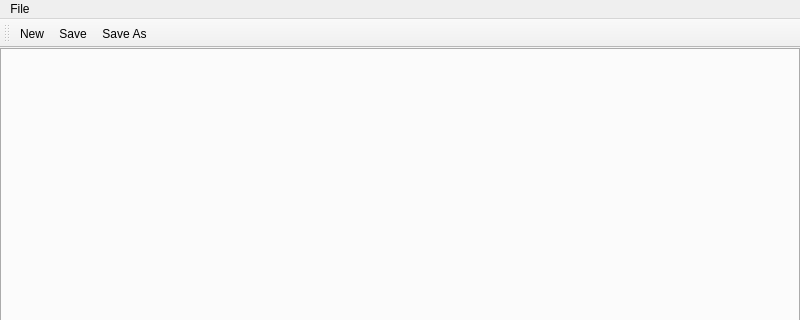
Above: notepad.ui from victorbnl/notepad-sharp before the change; both pictures show x 0 to 800 and y 0 to 320 of the 800 by 600 pixel window. Below: the same form after it.
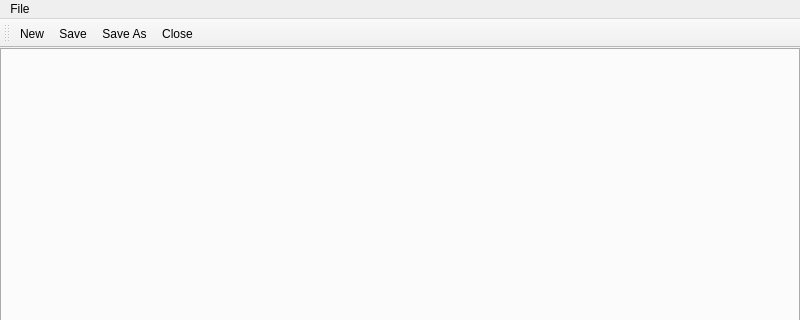
That is the form after the change. Custom widgets are drawn as their Qt base class.

Patch:
```diff
--- a/notepad.ui
+++ b/notepad.ui
@@ -65,6 +65,7 @@
    <addaction name="actionNew"/>
    <addaction name="actionSave"/>
    <addaction name="actionSaveAs"/>
+   <addaction name="actionClose"/>
   </widget>
   <action name="actionNew">
    <property name="text">
@@ -90,6 +91,14 @@
     <string>Ctrl+Shift+S</string>
    </property>
   </action>
+  <action name="actionClose">
+   <property name="text">
+    <string>Close</string>
+   </property>
+   <property name="shortcut">
+    <string>Ctrl+W</string>
+   </property>
+  </action>
  </widget>
  <customwidgets>
   <customwidget>
```
Left out of the diff: 18 changed lines with no effect on the pictures.
